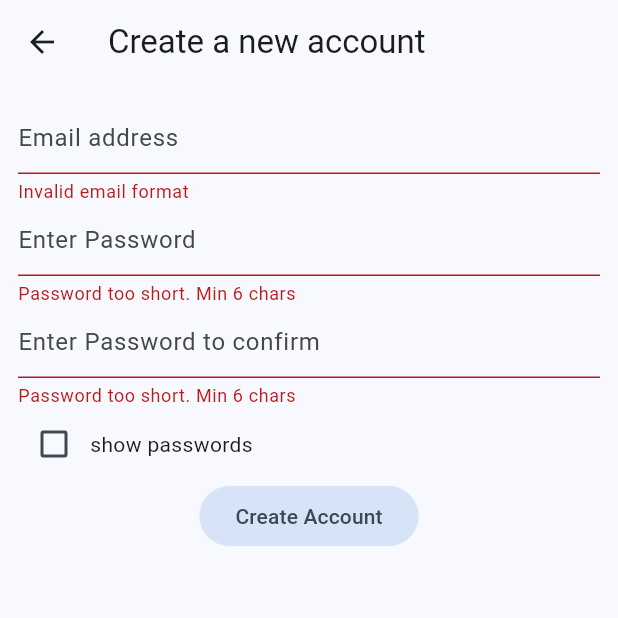
After one commit to Vikitha-Gompa/mobile-dice-roll-app, a Flutter app: the CreateAccountScreen screen opened by its route, after a tap on "Create Account", on a phone screen of 412 x 824 dp, the top half of it. The commit adds this screen. Run offline on Flutter 3.47's test engine with Material 3 defaults, Android fonts, the light colour scheme and no system bars; our stand-ins replace firebase_auth, firebase_core; accounts and stored records are empty.

Commit message:
final commit

```diff
--- a/lib/controller/auth_controller.dart
+++ b/lib/controller/auth_controller.dart
@@ -12,3 +12,13 @@ Future<User?> firebaseSignIn(
 Future<void> firebaseSignOut() async {
   await FirebaseAuth.instance.signOut();
 }
+
+Future<void> firebaseCreateAccount({
+  required String email,
+  required String password,
+}) async {
+  await FirebaseAuth.instance.createUserWithEmailAndPassword(
+    email: email,
+    password: password,
+  );
+}
--- /dev/null
+++ b/lib/controller/createaccount_controller.dart
@@ -0,0 +1,76 @@
+// ignore_for_file: avoid_print
+
+import 'package:firebase_auth/firebase_auth.dart';
+import 'package:flutter/material.dart';
+import 'package:lesson6/controller/auth_controller.dart';
+import 'package:lesson6/view/creataccount_screen.dart';
+import 'package:lesson6/view/show_snackbar.dart';
+
+class CreateAccountController {
+  CreateAccountState state;
+  CreateAccountController(this.state);
+
+  void showHidePasswords(bool? value) {
+    if (value != null) {
+      state.callSetState(() {
+        state.model.showPasswords = value;
+      });
+    }
+  }
+
+  Future<void> createAccount() async {
+    FormState? currentState = state.formKey.currentState;
+    if (currentState == null) return;
+    if (!currentState.validate()) return;
+
+    currentState.save();
+
+    if (state.model.password != state.model.passwordConfirm) {
+      showSnackbar(
+        context: state.context,
+        message: 'password do not match',
+        seconds: 20,
+      );
+      return;
+    }
+
+    state.callSetState(() => state.model.inProgress = true);
+
+    try {
+      await firebaseCreateAccount(
+        email: state.model.email!,
+        password: state.model.password!,
+      );
+      state.model.email = '';
+      state.model.password = '';
+      state.model.passwordConfirm = '';
+      if (state.mounted) {
+        showSnackbar(
+          context: state.context,
+          message: 'Account created. Press Back to go Home ',
+          seconds: 20,
+        );
+      }
+    } on FirebaseAuthException catch (e) {
+      print('============ failed to create: ${e.code} ${e.message}');
+      if (state.mounted) {
+        showSnackbar(
+          context: state.context,
+          message: '${e.code} ${e.message}',
+          seconds: 20,
+        );
+      }
+    } catch (e) {
+      print('==== failed to create: $e');
+      if (state.mounted) {
+        showSnackbar(
+          context: state.context,
+          message: 'Failed to create: $e',
+          seconds: 20,
+        );
+      }
+    } finally {
+      state.callSetState(() => state.model.inProgress = false);
+    }
+  }
+}
--- a/lib/main.dart
+++ b/lib/main.dart
@@ -1,5 +1,6 @@
 import 'package:flutter/material.dart';
 import 'package:firebase_core/firebase_core.dart';
+import 'package:lesson6/view/creataccount_screen.dart';
 import 'package:lesson6/view/startdispatcher.dart';
 import 'firebase_options.dart';
 
@@ -24,6 +25,7 @@ class FirebaseTemplateApp extends StatelessWidget {
       initialRoute: StartDispatcher.routeName,
       routes: {
         StartDispatcher.routeName: (context) => const StartDispatcher(),
+        CreateAccountScreen.routeName: (context) => const CreateAccountScreen(),
       },
     );
   }
--- /dev/null
+++ b/lib/model/createaccount_model.dart
@@ -0,0 +1,39 @@
+class CreateAccountModel {
+  String? email;
+  String? password;
+  String? passwordConfirm;
+  bool showPasswords = false;
+  bool inProgress = false;
+
+  String? validateEmail(String? value) {
+    if (value == null) return 'Email not entered';
+    String email = value.trim();
+    if (!(email.contains('@') && email.contains('.'))) {
+      return 'Invalid email format';
+    } else {
+      return null;
+    }
+  }
+
+  String? validatePassword(String? value) {
+    if (value == null) return 'Password not entered';
+    String password = value.trim();
+    if (password.length < 6) {
+      return 'Password too short. Min 6 chars';
+    } else {
+      return null;
+    }
+  }
+
+  void saveEmail(String? value) {
+    email = value?.trim();
+  }
+
+  void savePassword(String? value) {
+    password = value?.trim();
+  }
+
+  void savePasswordConfirm(String? value) {
+    passwordConfirm = value?.trim();
+  }
+}
--- /dev/null
+++ b/lib/model/home_model.dart
@@ -0,0 +1,6 @@
+import 'package:firebase_auth/firebase_auth.dart';
+
+class HomeModel {
+  User user;
+  HomeModel(this.user);
+}
--- /dev/null
+++ b/lib/view/creataccount_screen.dart
@@ -0,0 +1,99 @@
+import 'package:flutter/material.dart';
+import 'package:lesson6/controller/createaccount_controller.dart';
+import 'package:lesson6/model/createaccount_model.dart';
+
+class CreateAccountScreen extends StatefulWidget {
+  const CreateAccountScreen({super.key});
+
+  static const routeName = '/createAccountScreen';
+
+  @override
+  State<StatefulWidget> createState() {
+    return CreateAccountState();
+  }
+}
+
+class CreateAccountState extends State<CreateAccountScreen> {
+  late CreateAccountModel model;
+  late CreateAccountController con;
+  final formKey = GlobalKey<FormState>();
+
+  @override
+  void initState() {
+    super.initState();
+    model = CreateAccountModel();
+    con = CreateAccountController(this);
+  }
+
+  void callSetState(fn) => setState(fn);
+
+  @override
+  Widget build(BuildContext context) {
+    return Scaffold(
+      appBar: AppBar(
+        title: const Text('Create a new account'),
+      ),
+      body: model.inProgress
+          ? const Center(child: CircularProgressIndicator())
+          : formView(context),
+    );
+  }
+
+  Widget formView(BuildContext context) {
+    return SingleChildScrollView(
+      child: Padding(
+        padding: const EdgeInsets.all(12.0),
+        child: Form(
+          key: formKey,
+          child: Column(
+            children: [
+              TextFormField(
+                decoration: const InputDecoration(
+                  hintText: 'Email address',
+                ),
+                initialValue: model.email,
+                keyboardType: TextInputType.emailAddress,
+                autocorrect: false,
+                validator: model.validateEmail,
+                onSaved: model.saveEmail,
+              ),
+              TextFormField(
+                decoration: const InputDecoration(
+                  hintText: 'Enter Password ',
+                ),
+                initialValue: model.password,
+                autocorrect: false,
+                validator: model.validatePassword,
+                onSaved: model.savePassword,
+                obscureText: !model.showPasswords,
+              ),
+              TextFormField(
+                decoration: const InputDecoration(
+                  hintText: 'Enter Password to confirm',
+                ),
+                initialValue: model.password,
+                autocorrect: false,
+                validator: model.validatePassword,
+                onSaved: model.savePasswordConfirm,
+                obscureText: !model.showPasswords,
+              ),
+              Row(
+                children: [
+                  Checkbox(
+                    value: model.showPasswords,
+                    onChanged: con.showHidePasswords,
+                  ),
+                  const Text('show passwords'),
+                ],
+              ),
+              FilledButton.tonal(
+                onPressed: con.createAccount,
+                child: const Text('Create Account'),
+              ),
+            ],
+          ),
+        ),
+      ),
+    );
+  }
+}
--- a/lib/view/home_screen.dart
+++ b/lib/view/home_screen.dart
@@ -1,5 +1,7 @@
 import 'package:flutter/material.dart';
+import 'package:lesson6/controller/auth_controller.dart';
 import 'package:lesson6/controller/home_controller.dart';
+import 'package:lesson6/model/home_model.dart';
 
 class HomeScreen extends StatefulWidget {
   const HomeScreen({super.key});
@@ -12,11 +14,13 @@ class HomeScreen extends StatefulWidget {
 
 class HomeState extends State<HomeScreen> {
   late HomeController con;
+  late HomeModel model;
 
   @override
   void initState() {
     super.initState();
     con = HomeController(this);
+    model = HomeModel(currentUser!);
   }
 
   @override
@@ -25,7 +29,9 @@ class HomeState extends State<HomeScreen> {
       appBar: AppBar(
         title: const Text('Home'),
       ),
-      body: const Text('Home'),
+      body: PopScope(
+          canPop: false, // disable system back button
+          child: Text(model.user.email!)),
       drawer: drawerView(context),
     );
   }
@@ -36,7 +42,7 @@ class HomeState extends State<HomeScreen> {
         children: [
           UserAccountsDrawerHeader(
             accountName: const Text('No Profile'),
-            accountEmail: const Text('email'),
+            accountEmail: Text(model.user.email!),
           ),
           ListTile(
             leading: const Icon(Icons.logout),
--- a/lib/view/startdispatcher.dart
+++ b/lib/view/startdispatcher.dart
@@ -16,7 +16,7 @@ class StartDispatcher extends StatelessWidget {
       initialData: null,
       builder: (BuildContext context, AsyncSnapshot snapshot) {
         currentUser = snapshot.data;
-        return currentUser == null ? SignInScreen() : HomeScreen();
+        return currentUser == null ? const SignInScreen() : const HomeScreen();
       },
     );
   }
```
Also changed, not shown: lib/controller/signinscreen_controller.dart (+26 -1 lines), lib/view/show_snackbar.dart (added, +17 -0 lines), lib/view/sigin_screen.dart (+7 -0 lines).
